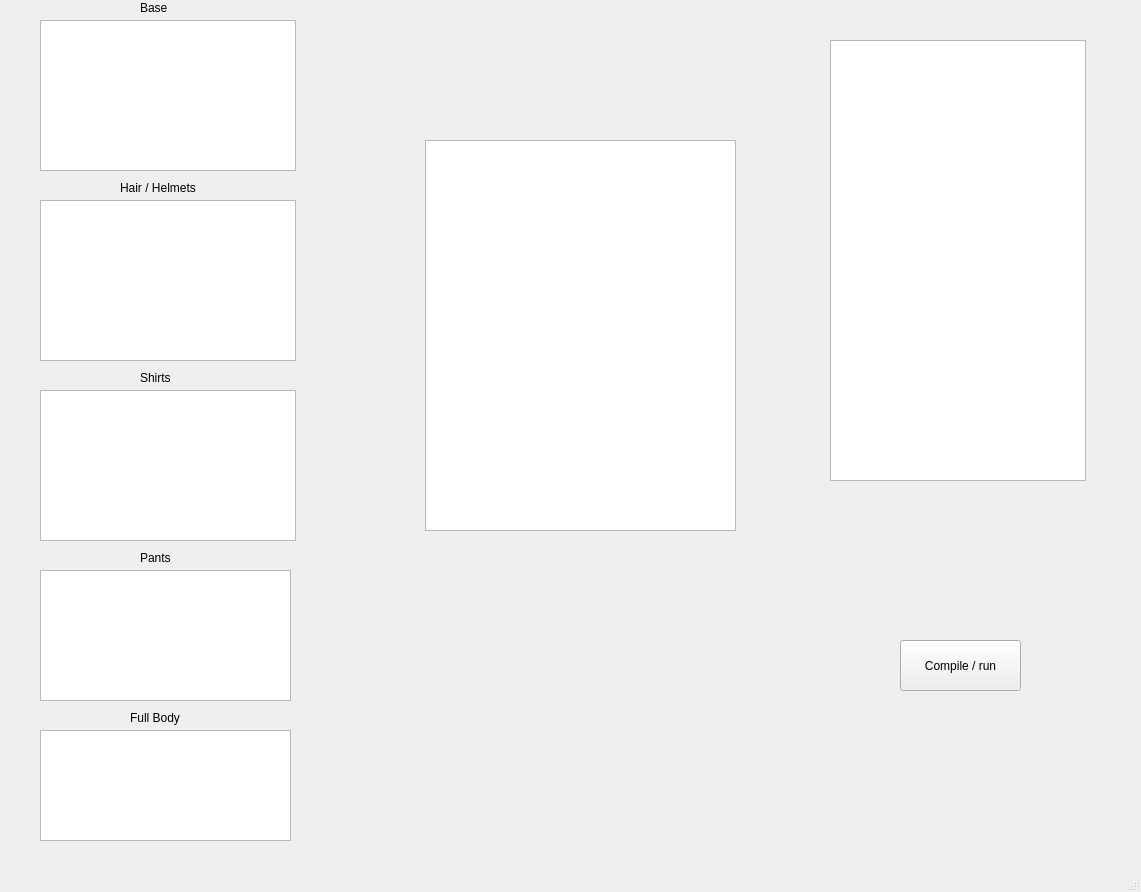
jaysstewart/MinecraftSkinMaker, file SkinUI.ui: the form before one commit.
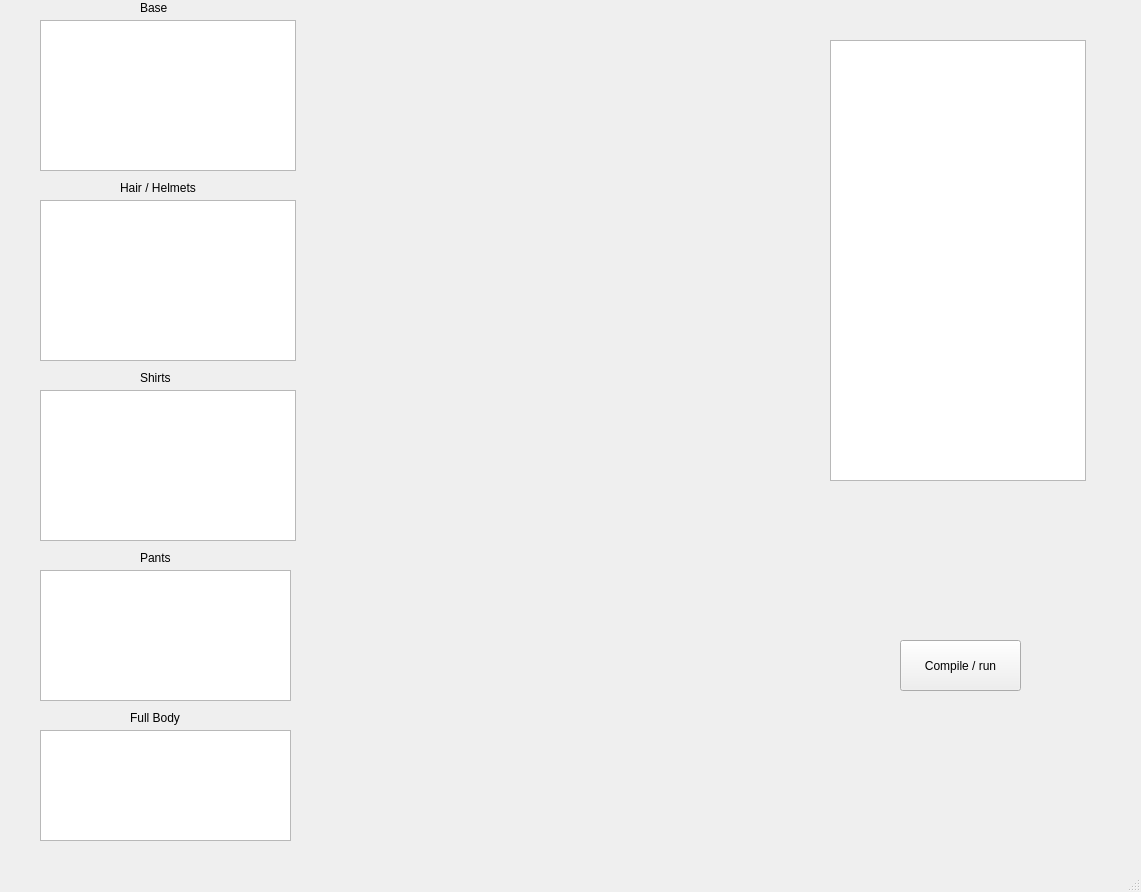
The form after the commit.

Commit message: Fixed moveLayerUp method. created ui template and UI class to interface with actions class.

What changed in the file:
```diff
--- a/SkinUI.ui
+++ b/SkinUI.ui
@@ -129,16 +129,6 @@
      <string>Full Body</string>
     </property>
    </widget>
-   <widget class="QGraphicsView" name="graphicsView">
-    <property name="geometry">
-     <rect>
-      <x>425</x>
-      <y>140</y>
-      <width>311</width>
-      <height>391</height>
-     </rect>
-    </property>
-   </widget>
    <widget class="QListView" name="listView">
     <property name="geometry">
      <rect>
```
